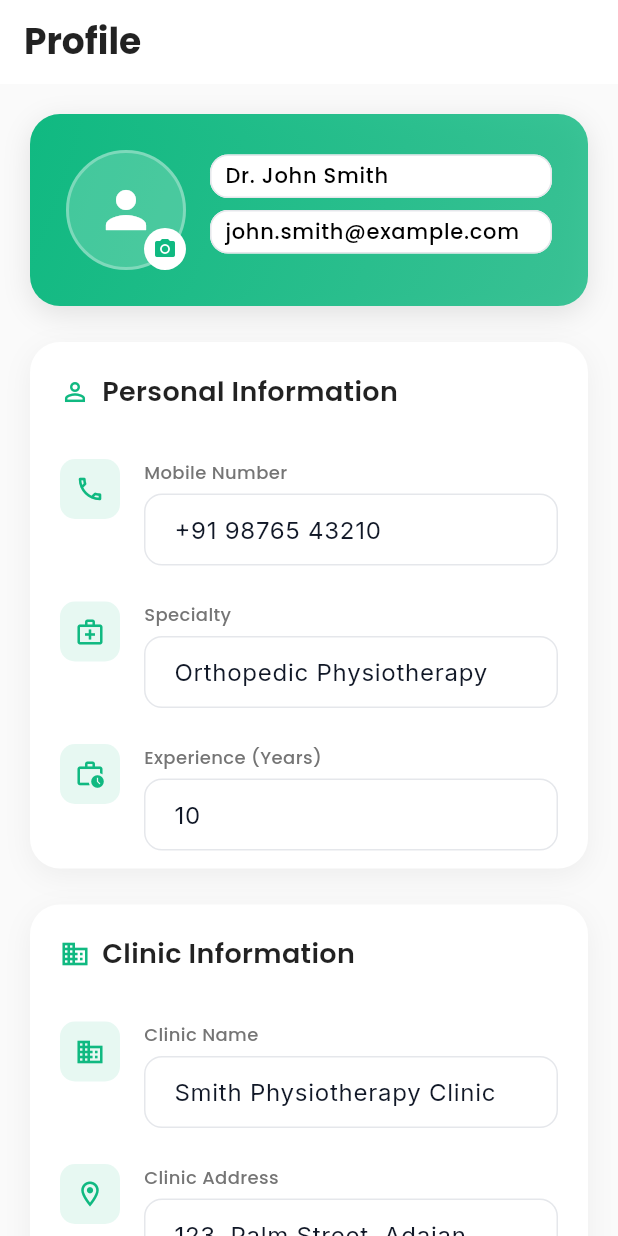
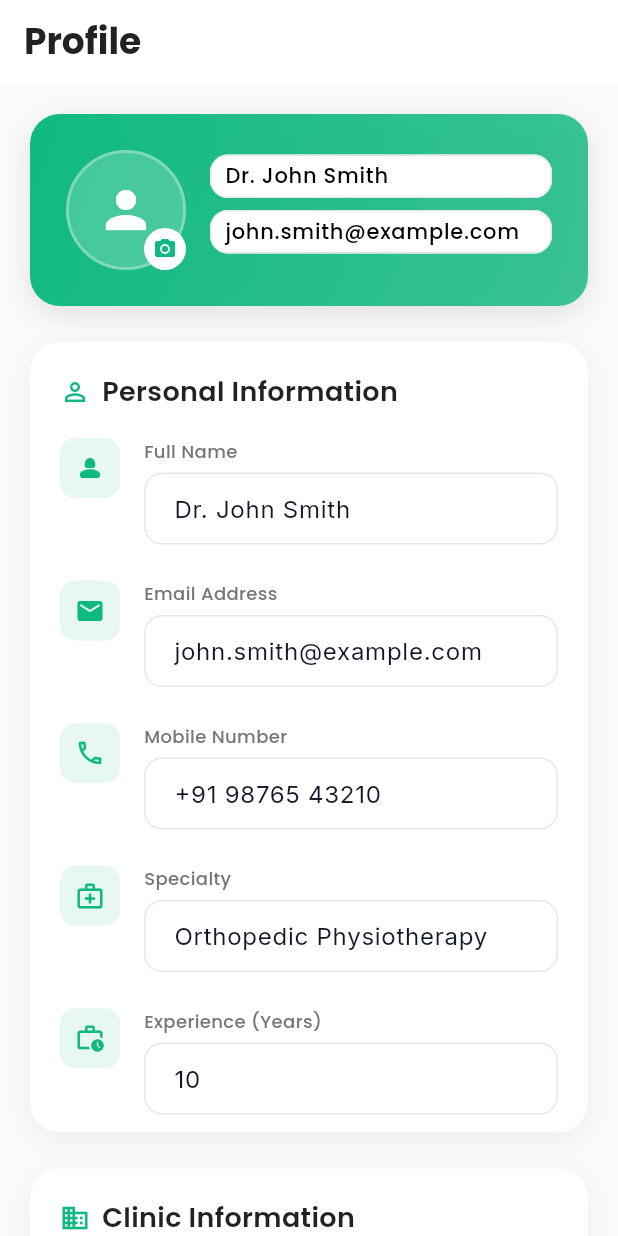
Before and after one commit to NikhilBarvadiya/therepist, a Flutter app: the Profile screen opened directly, after a tap on the "edit" icon, on a phone screen of 412 x 824 dp. Run offline on Flutter 3.47's test engine with Material 3 defaults, Android fonts, the phone set to English and light mode, and no system bars; drawn by our look-alikes of toastification; our stand-ins replace cached_network_image, connectivity_plus, font_awesome_flutter, get, get_storage, google_fonts and 1 more; accounts and stored records are empty; network calls fail.

Commit message:
Profile image add and banner images chnage...!

```diff
--- a/lib/views/dashboard/profile/profile.dart
+++ b/lib/views/dashboard/profile/profile.dart
@@ -89,32 +89,35 @@ class _ProfileState extends State<Profile> {
       ),
       child: Row(
         children: [
-          Stack(
+          GestureDetector(
+            onTap: !ctrl.isEditMode ? null : () => ctrl.pickAvatar(),
+            child: Stack(
               children: [
-              Container(
+                Obx(() {
+                  return Container(
                     width: 80,
                     height: 80,
                     decoration: BoxDecoration(
                       color: Colors.white.withOpacity(0.2),
                       shape: BoxShape.circle,
                       border: Border.all(color: Colors.white.withOpacity(0.3), width: 2),
+                      image: ctrl.avatar.value != null && ctrl.avatar.value!.path.isNotEmpty ? DecorationImage(image: FileImage(ctrl.avatar.value!), fit: BoxFit.cover) : null,
                     ),
-                child: const Icon(Icons.person, size: 40, color: Colors.white),
-              ),
+                    child: ctrl.avatar.value == null || ctrl.avatar.value!.path.isEmpty ? Icon(Icons.person, size: 40, color: Colors.white) : null,
+                  );
+                }),
                 if (ctrl.isEditMode)
                   Positioned(
                     bottom: 0,
                     right: 0,
-                  child: GestureDetector(
-                    onTap: () => Get.snackbar('Info', 'Profile picture upload coming soon'),
                     child: Container(
                       padding: const EdgeInsets.all(6),
                       decoration: const BoxDecoration(color: Colors.white, shape: BoxShape.circle),
                       child: Icon(Icons.camera_alt, size: 16, color: decoration.colorScheme.primary),
                     ),
                   ),
+              ],
             ),
-            ],
           ),
           const SizedBox(width: 16),
           Expanded(
@@ -156,7 +159,7 @@ class _ProfileState extends State<Profile> {
         crossAxisAlignment: CrossAxisAlignment.start,
         children: [
           Padding(
-            padding: const EdgeInsets.all(20),
+            padding: const EdgeInsets.only(left: 20, right: 20, top: 20, bottom: 6),
             child: Row(
               children: [
                 Icon(Icons.person_outline, color: decoration.colorScheme.primary, size: 20),
@@ -169,6 +172,8 @@ class _ProfileState extends State<Profile> {
             ),
           ),
           if (ctrl.isEditMode) ...[
+            _buildEditField('Full Name', ctrl.nameController, Icons.person_2_rounded),
+            _buildEditField('Email Address', ctrl.emailController, Icons.email_rounded, isEmail: true),
             _buildEditField('Mobile Number', ctrl.mobileController, Icons.phone_outlined, isPhone: true),
             _buildEditField('Specialty', ctrl.specialtyController, Icons.medical_services_outlined),
             _buildEditField('Experience (Years)', ctrl.experienceController, Icons.work_history_outlined, isNumber: true),
@@ -193,7 +198,7 @@ class _ProfileState extends State<Profile> {
         crossAxisAlignment: CrossAxisAlignment.start,
         children: [
           Padding(
-            padding: const EdgeInsets.all(20),
+            padding: const EdgeInsets.only(left: 20, right: 20, top: 20, bottom: 6),
             child: Row(
               children: [
                 Icon(Icons.business_outlined, color: decoration.colorScheme.primary, size: 20),
@@ -300,6 +305,7 @@ class _ProfileState extends State<Profile> {
 
   Widget _buildEditTextField(TextEditingController controller, String hintText, {bool isEmail = false}) {
     return TextField(
+      readOnly: true,
       controller: controller,
       keyboardType: isEmail ? TextInputType.emailAddress : TextInputType.text,
       style: GoogleFonts.poppins(color: Colors.black, fontWeight: FontWeight.w500, fontSize: 14),
--- a/lib/views/dashboard/profile/profile_ctrl.dart
+++ b/lib/views/dashboard/profile/profile_ctrl.dart
@@ -1,7 +1,10 @@
+import 'dart:io';
+
 import 'package:flutter/material.dart';
 import 'package:get/get.dart';
 import 'package:get_storage/get_storage.dart';
 import 'package:therepist/models/models.dart';
+import 'package:therepist/utils/helper.dart';
 
 class ProfileCtrl extends GetxController {
   var user = UserModel(
@@ -17,6 +20,8 @@ class ProfileCtrl extends GetxController {
   ).obs;
 
   bool isEditMode = false;
+
+  var avatar = Rx<File?>(null);
 
   final TextEditingController nameController = TextEditingController();
   final TextEditingController emailController = TextEditingController();
@@ -42,6 +47,7 @@ class ProfileCtrl extends GetxController {
     experienceController.text = user.value.experienceYears.toString();
     clinicNameController.text = user.value.clinicName;
     clinicAddressController.text = user.value.clinicAddress;
+    clinicAddressController.text = user.value.clinicAddress;
   }
 
   void toggleEditMode() {
@@ -50,6 +56,13 @@ class ProfileCtrl extends GetxController {
       _loadUserData();
     }
     update();
+  }
+
+  Future<void> pickAvatar() async {
+    final result = await helper.pickImage();
+    if (result != null) {
+      avatar.value = result;
+    }
   }
 
   void saveProfile() {
--- a/lib/views/dashboard/services/services.dart
+++ b/lib/views/dashboard/services/services.dart
@@ -149,9 +149,9 @@ class Services extends StatelessWidget {
                         child: Text(
                           service.description,
                           style: GoogleFonts.poppins(fontSize: 12, color: Colors.grey[600], height: 1.4),
-                          maxLines: 3,
+                          maxLines: 2,
                           overflow: TextOverflow.ellipsis,
-                        ),
+                        ).paddingOnly(left: 12),
                       ),
                       Transform.scale(
                         scale: 0.8,
--- a/pubspec.yaml
+++ b/pubspec.yaml
@@ -21,6 +21,7 @@ dependencies:
   google_fonts: ^6.3.2
   font_awesome_flutter: ^10.10.0
   cached_network_image: ^3.4.1
+  image_picker: ^1.2.0
 
 dev_dependencies:
   flutter_test:
```
Also changed, not shown: lib/main.dart (+3 -7 lines), lib/utils/helper.dart (added, +22 -0 lines), lib/views/dashboard/home/appointments.dart (+6 -1 lines), lib/views/dashboard/home/home.dart (+11 -11 lines), lib/views/dashboard/profile/settings.dart (+6 -2 lines), pubspec.lock. Lines whose indentation alone changed are shown as unchanged.
